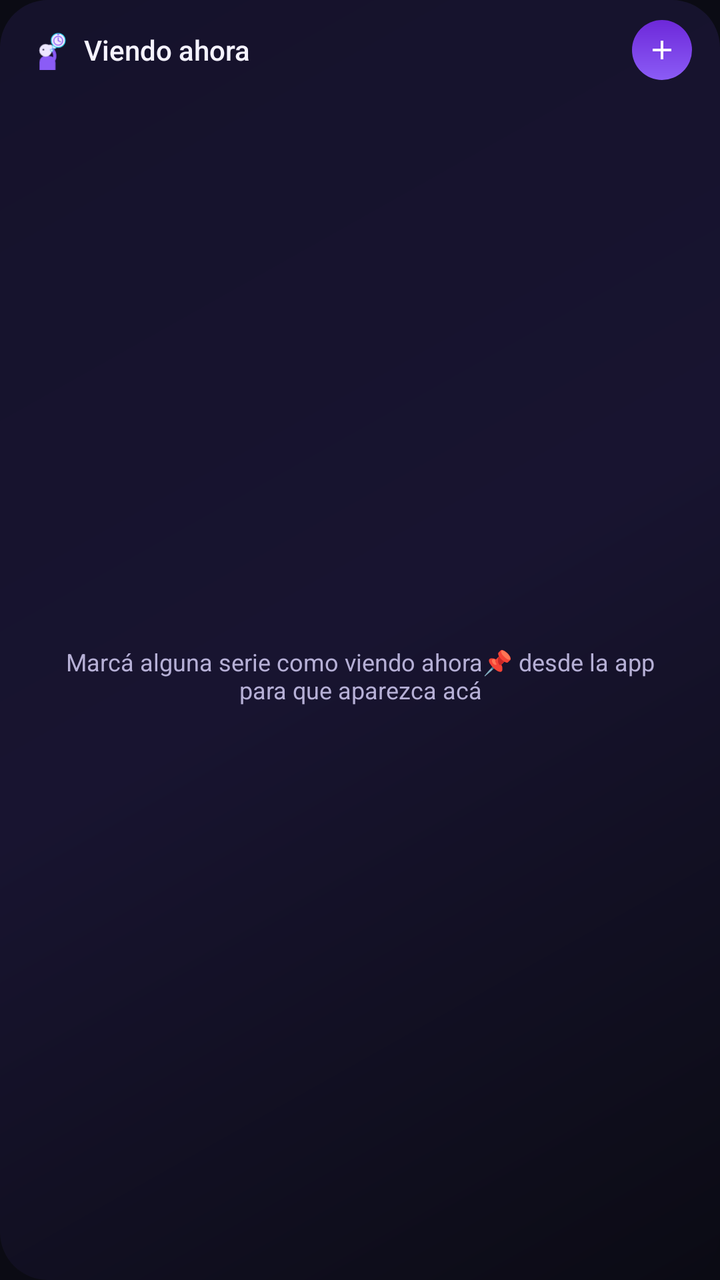
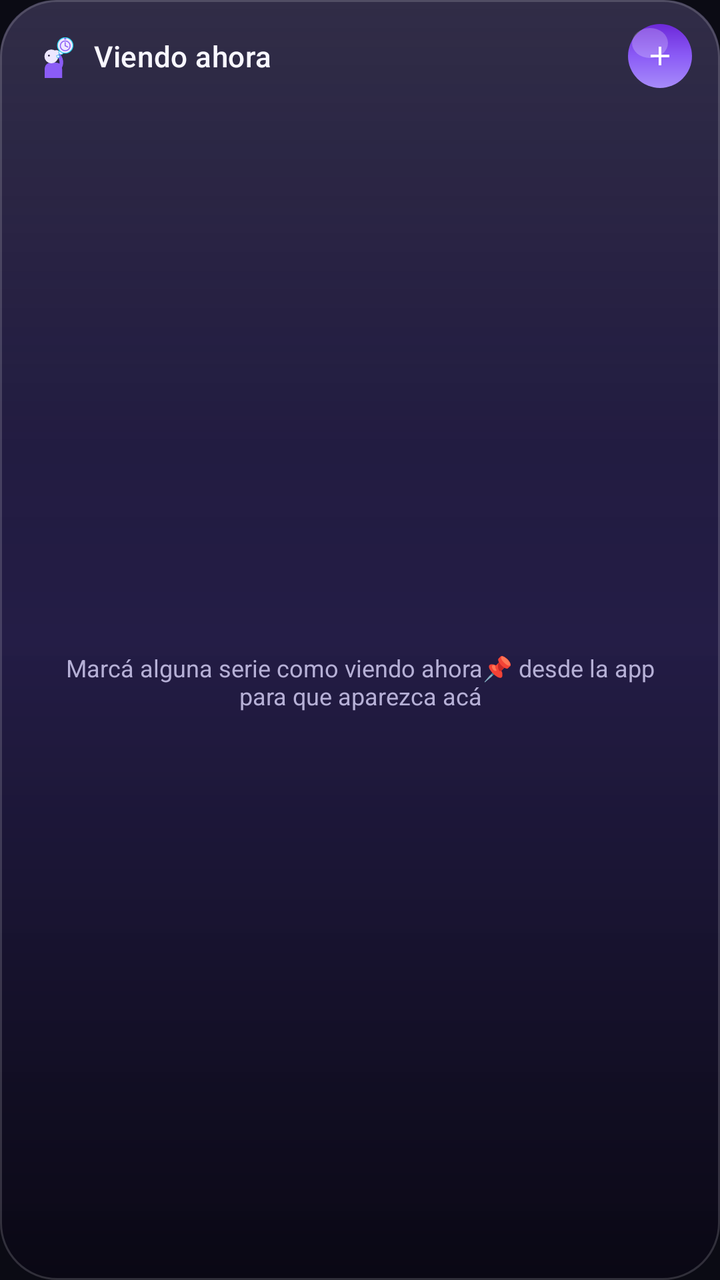

Screens rendered from an Android XML layout before and after an edit, with the pre-edit source and the edit as a unified diff.
<!-- AndroidManifest.xml: application theme Theme.DondeMierdaIba -->
<!-- res/layout/widget_series_list.xml -->
<?xml version="1.0" encoding="utf-8"?>
<LinearLayout xmlns:android="http://schemas.android.com/apk/res/android"
    android:layout_width="match_parent"
    android:layout_height="match_parent"
    android:background="@drawable/widget_background"
    android:orientation="vertical"
    android:padding="10dp">

    <LinearLayout
        android:layout_width="match_parent"
        android:layout_height="wrap_content"
        android:gravity="center_vertical"
        android:orientation="horizontal"
        android:paddingStart="4dp"
        android:paddingEnd="4dp"
        android:paddingBottom="6dp">

        <ImageView
            android:layout_width="20dp"
            android:layout_height="20dp"
            android:src="@drawable/ic_logo" />

        <TextView
            android:layout_width="0dp"
            android:layout_height="wrap_content"
            android:layout_weight="1"
            android:layout_marginStart="8dp"
            android:fontFamily="sans-serif-medium"
            android:text="@string/widget_title"
            android:textColor="#F5F3FF"
            android:textSize="14sp" />

        <ImageView
            android:id="@+id/widgetBtnAdd"
            android:layout_width="30dp"
            android:layout_height="30dp"
            android:background="@drawable/widget_btn_plus"
            android:padding="7dp"
            android:src="@drawable/ic_widget_plus" />

    </LinearLayout>

    <FrameLayout
        android:layout_width="match_parent"
        android:layout_height="0dp"
        android:layout_weight="1">

        <ListView
            android:id="@+id/widgetListView"
            android:layout_width="match_parent"
            android:layout_height="match_parent"
            android:divider="@android:color/transparent"
            android:dividerHeight="6dp"
            android:listSelector="@android:color/transparent"
            android:scrollbars="none" />

        <TextView
            android:id="@+id/widgetEmptyView"
            android:layout_width="match_parent"
            android:layout_height="match_parent"
            android:gravity="center"
            android:paddingStart="20dp"
            android:paddingEnd="20dp"
            android:text="@string/widget_empty"
            android:textColor="#B6B0D6"
            android:textSize="12sp" />

    </FrameLayout>

</LinearLayout>
<!-- resources referenced by this layout -->
<resources>
  <!-- drawable ic_logo: vector/xml drawable (drawable, 2166 chars, omitted) -->
  <!-- drawable ic_widget_plus (drawable) -->
  <?xml version="1.0" encoding="utf-8"?>
  <vector xmlns:android="http://schemas.android.com/apk/res/android"
      android:width="16dp" android:height="16dp" android:viewportWidth="24" android:viewportHeight="24">
      <path android:fillColor="#FFFFFF" android:pathData="M19,13h-6v6h-2v-6H5v-2h6V5h2v6h6z"/>
  </vector>
  <!-- drawable widget_background (drawable) -->
  <?xml version="1.0" encoding="utf-8"?>
  <shape xmlns:android="http://schemas.android.com/apk/res/android">
      <gradient
          android:angle="135"
          android:startColor="#0B0B14"
          android:centerColor="#181430"
          android:endColor="#15122B"
          android:type="linear" />
      <corners android:radius="24dp" />
  </shape>
  <!-- drawable widget_btn_plus (drawable) -->
  <?xml version="1.0" encoding="utf-8"?>
  <shape xmlns:android="http://schemas.android.com/apk/res/android"
      android:shape="oval">
      <gradient
          android:angle="90"
          android:startColor="#8B5CF6"
          android:endColor="#6D28D9" />
  </shape>
  <string name="widget_empty">Marcá alguna serie como "viendo ahora" 📌 desde la app para que aparezca acá</string>
  <string name="widget_title">Viendo ahora</string>
  <style name="Theme.DondeMierdaIba" parent="Theme.MaterialComponents.NoActionBar">
          <item name="colorPrimary">@color/accent_violet</item>
          <item name="colorPrimaryDark">@color/bg_top</item>
          <item name="colorAccent">@color/accent_cyan</item>
          <item name="android:windowBackground">@color/bg_top</item>
          <item name="android:statusBarColor">@color/bg_top</item>
          <item name="android:navigationBarColor">@color/bg_top</item>
          <item name="android:textColorPrimary">@color/text_primary</item>
          <item name="android:textColorSecondary">@color/text_secondary</item>
          <item name="android:windowLightStatusBar">false</item>
      </style>
  <color name="accent_violet">#8B5CF6</color>
  <color name="bg_top">#0B0B14</color>
  <color name="accent_cyan">#22D3EE</color>
  <color name="text_primary">#F5F3FF</color>
  <color name="text_secondary">#B6B0D6</color>
</resources>

<!-- the commit's change to res/layout/widget_series_list.xml (unified diff, before → after) -->
@@ -4,7 +4,7 @@
     android:layout_height="match_parent"
     android:background="@drawable/widget_background"
     android:orientation="vertical"
-    android:padding="10dp">
+    android:padding="12dp">
 
     <LinearLayout
         android:layout_width="match_parent"
@@ -12,30 +12,31 @@
         android:gravity="center_vertical"
         android:orientation="horizontal"
         android:paddingStart="4dp"
-        android:paddingEnd="4dp"
-        android:paddingBottom="6dp">
+        android:paddingEnd="2dp"
+        android:paddingBottom="10dp">
 
         <ImageView
-            android:layout_width="20dp"
-            android:layout_height="20dp"
+            android:layout_width="22dp"
+            android:layout_height="22dp"
             android:src="@drawable/ic_logo" />
 
         <TextView
             android:layout_width="0dp"
             android:layout_height="wrap_content"
             android:layout_weight="1"
-            android:layout_marginStart="8dp"
+            android:layout_marginStart="9dp"
             android:fontFamily="sans-serif-medium"
+            android:letterSpacing="0.01"
             android:text="@string/widget_title"
-            android:textColor="#F5F3FF"
-            android:textSize="14sp" />
+            android:textColor="#F8F7FF"
+            android:textSize="14.5sp" />
 
         <ImageView
             android:id="@+id/widgetBtnAdd"
-            android:layout_width="30dp"
-            android:layout_height="30dp"
-            android:background="@drawable/widget_btn_plus"
-            android:padding="7dp"
+            android:layout_width="32dp"
+            android:layout_height="32dp"
+            android:background="@drawable/widget_btn_add_circle"
+            android:padding="8dp"
             android:src="@drawable/ic_widget_plus" />
 
     </LinearLayout>
@@ -50,7 +51,7 @@
             android:layout_width="match_parent"
             android:layout_height="match_parent"
             android:divider="@android:color/transparent"
-            android:dividerHeight="6dp"
+            android:dividerHeight="8dp"
             android:listSelector="@android:color/transparent"
             android:scrollbars="none" />
 
<!-- resource entries referenced after the edit -->
@@ -9,24 +9,61 @@
   </vector>
   <!-- drawable widget_background (drawable) -->
   <?xml version="1.0" encoding="utf-8"?>
-  <shape xmlns:android="http://schemas.android.com/apk/res/android">
-      <gradient
-          android:angle="135"
-          android:startColor="#0B0B14"
-          android:centerColor="#181430"
-          android:endColor="#15122B"
-          android:type="linear" />
-      <corners android:radius="24dp" />
-  </shape>
-  <!-- drawable widget_btn_plus (drawable) -->
+  <layer-list xmlns:android="http://schemas.android.com/apk/res/android">
+      <item>
+          <shape android:shape="rectangle">
+              <corners android:radius="28dp" />
+              <gradient
+                  android:type="linear"
+                  android:angle="115"
+                  android:startColor="#15102E"
+                  android:centerColor="#1F1842"
+                  android:endColor="#0A0814" />
+          </shape>
+      </item>
+      
+      <item>
+          <shape android:shape="rectangle">
+              <corners android:radius="28dp" />
+              <gradient
+                  android:type="linear"
+                  android:angle="115"
+                  android:startColor="#1EFFFFFF"
+                  android:centerColor="#06FFFFFF"
+                  android:endColor="#00000000"
+                  android:centerY="0.35" />
+          </shape>
+      </item>
+      <item>
+          <shape android:shape="rectangle">
+              <corners android:radius="28dp" />
+              <stroke android:width="1dp" android:color="#28FFFFFF" />
+          </shape>
+      </item>
+  </layer-list>
+  <!-- drawable widget_btn_add_circle (drawable) -->
   <?xml version="1.0" encoding="utf-8"?>
-  <shape xmlns:android="http://schemas.android.com/apk/res/android"
-      android:shape="oval">
-      <gradient
-          android:angle="90"
-          android:startColor="#8B5CF6"
-          android:endColor="#6D28D9" />
-  </shape>
+  <layer-list xmlns:android="http://schemas.android.com/apk/res/android">
+      <item>
+          <shape android:shape="oval">
+              <gradient
+                  android:type="linear"
+                  android:angle="90"
+                  android:startColor="#A78BFA"
+                  android:centerColor="#8B5CF6"
+                  android:endColor="#6D28D9" />
+          </shape>
+      </item>
+      <item
+          android:top="2dp"
+          android:left="2dp"
+          android:right="12dp"
+          android:bottom="15dp">
+          <shape android:shape="oval">
+              <solid android:color="#3AFFFFFF" />
+          </shape>
+      </item>
+  </layer-list>
   <string name="widget_empty">Marcá alguna serie como "viendo ahora" 📌 desde la app para que aparezca acá</string>
   <string name="widget_title">Viendo ahora</string>
   <style name="Theme.DondeMierdaIba" parent="Theme.MaterialComponents.NoActionBar">
